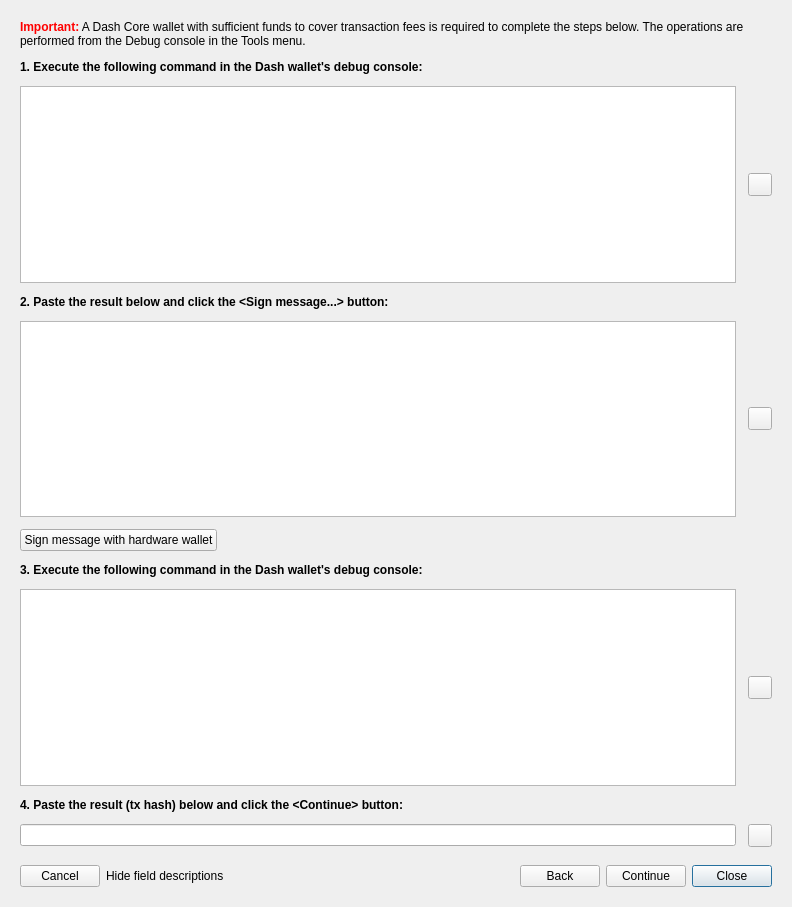
Qt form src/ui/ui_reg_masternode_dlg.ui (Bertrand256/dash-masternode-tool) before a commit.
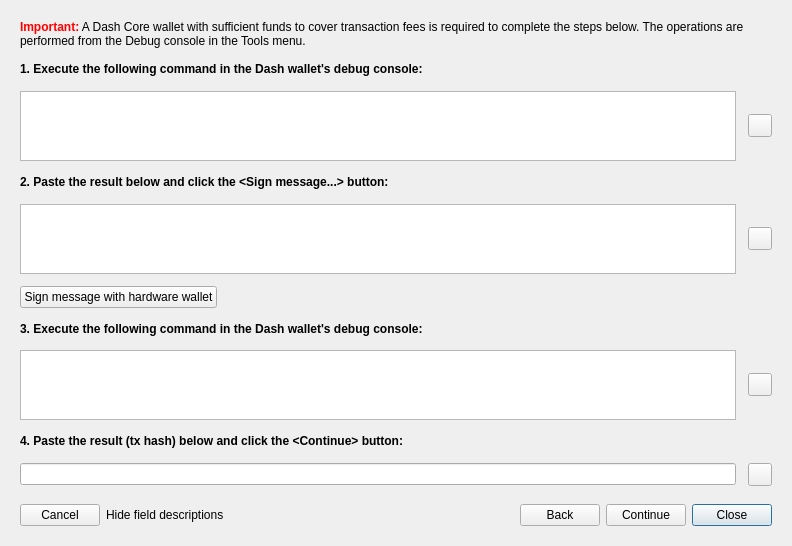
The same form after that commit. The open tabs and pages were chosen to show the change.

Commit message: Fixed an error when saving config file with national characters in masternode names/descriptions. Temporarily turned off the top-alignement of some buttons in the dip-3 migration wizard as it caused some issues with Qt resizing memo controls and setting their minimum size to some irrational levels (investigate whether it's the Qt's issues or my lack of understending of some of its aspects).

What changed in the file:
```diff
--- a/src/ui/ui_reg_masternode_dlg.ui
+++ b/src/ui/ui_reg_masternode_dlg.ui
@@ -7,7 +7,7 @@
     <x>0</x>
     <y>0</y>
     <width>792</width>
-    <height>559</height>
+    <height>546</height>
    </rect>
   </property>
   <property name="sizePolicy">
@@ -801,6 +801,12 @@
         <layout class="QHBoxLayout" name="layManualStep1">
          <item>
           <widget class="QPlainTextEdit" name="edtManualProtxPrepare">
+           <property name="sizePolicy">
+            <sizepolicy hsizetype="Expanding" vsizetype="Preferred">
+             <horstretch>0</horstretch>
+             <verstretch>0</verstretch>
+            </sizepolicy>
+           </property>
            <property name="tabChangesFocus">
             <bool>true</bool>
            </property>
@@ -838,6 +844,12 @@
         <layout class="QHBoxLayout" name="layManualStep2">
          <item>
           <widget class="QPlainTextEdit" name="edtManualProtxPrepareResult">
+           <property name="sizePolicy">
+            <sizepolicy hsizetype="Expanding" vsizetype="Preferred">
+             <horstretch>0</horstretch>
+             <verstretch>0</verstretch>
+            </sizepolicy>
+           </property>
            <property name="tabChangesFocus">
             <bool>true</bool>
            </property>
@@ -893,6 +905,12 @@
         <layout class="QHBoxLayout" name="layManualStep3">
          <item>
           <widget class="QPlainTextEdit" name="edtManualProtxSubmit">
+           <property name="sizePolicy">
+            <sizepolicy hsizetype="Expanding" vsizetype="Preferred">
+             <horstretch>0</horstretch>
+             <verstretch>0</verstretch>
+            </sizepolicy>
+           </property>
            <property name="tabChangesFocus">
             <bool>true</bool>
            </property>
```
Left out of the diff: 4 changed lines with no effect on the pictures. The commit also changes 3 other files.
